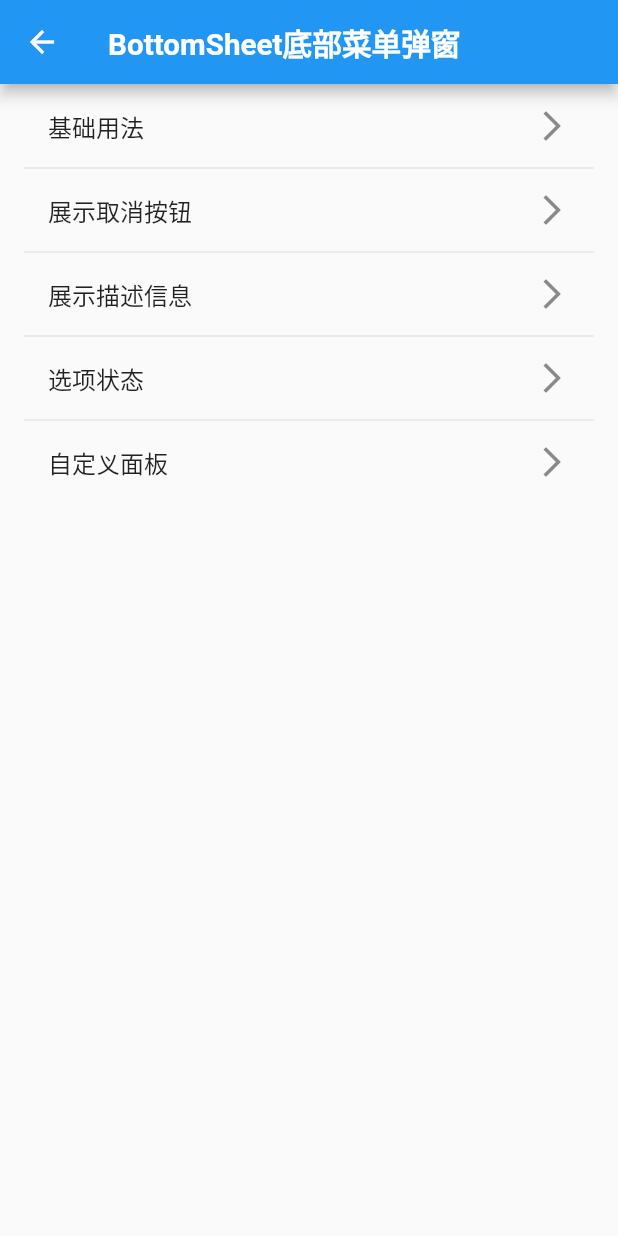
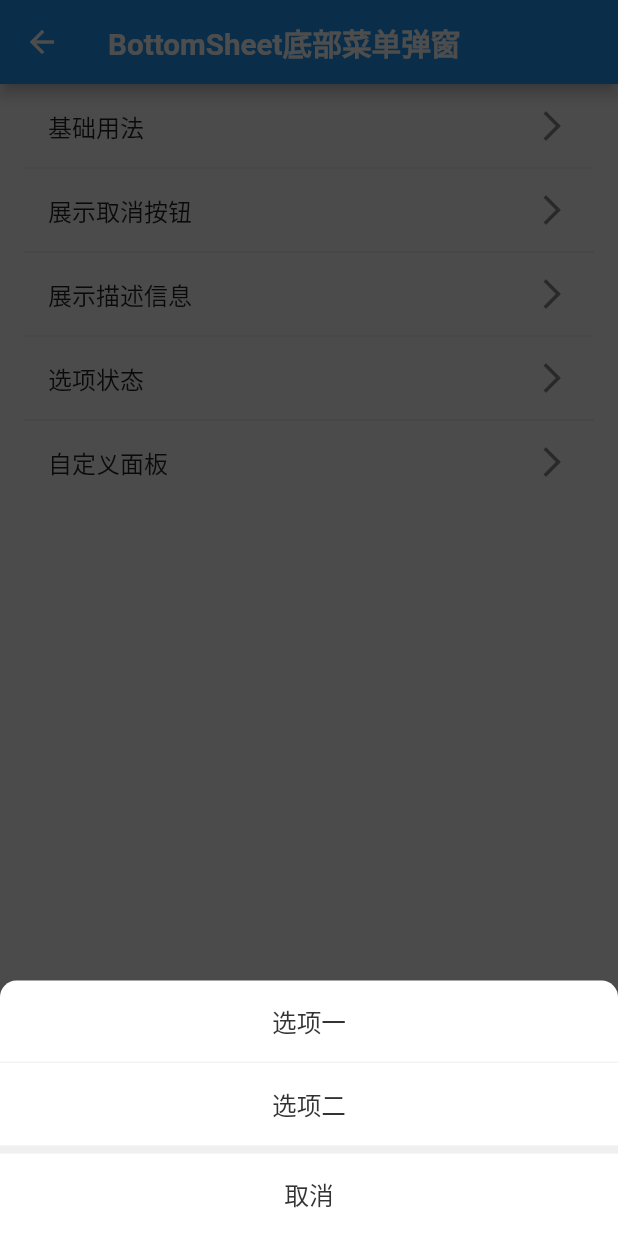
Before and after one commit to gaoyong06/gleam, a Flutter app: the BottomSheetPage screen opened directly, after a tap on "展示取消按钮", on a phone screen of 412 x 824 dp. Run offline on Flutter 3.47's test engine with Material 2 defaults, Android fonts, the phone set to English and light mode, and no system bars; drawn by our look-alikes of oktoast; our stand-ins replace extended_image, flutter_screenutil, string_validator; missing offline and left inert: flutter_custom_dialog, wechat_assets_picker, wechat_camera_picker; network calls fail.

Commit message:
增加：bottom sheet 示例程序

```diff
--- a/example/lib/pages/empty_page.dart
+++ b/example/lib/pages/empty_page.dart
@@ -8,6 +8,7 @@ import 'dart:io';
 
 import 'package:flutter/material.dart';
 import 'package:gleam/gleam.dart';
+import 'package:gleam/style/style.dart';
 import 'package:gleam_example/r.dart';
 
 class EmptyPage extends StatelessWidget {
@@ -17,7 +18,10 @@ class EmptyPage extends StatelessWidget {
   Widget build(BuildContext context) {
     return Scaffold(
       appBar: AppBar(
-        title: Text("Empty 空状态"),
+        title: Text(
+          "Empty 空状态",
+          style: Style.ts_FFFFFF_18_bold,
+        ),
       ),
       body: ListView(
         padding: EdgeInsets.symmetric(vertical: 0, horizontal: 16.0),
--- a/example/pubspec.yaml
+++ b/example/pubspec.yaml
@@ -24,6 +24,7 @@ dependencies:
   flutter:
     sdk: flutter
 
+  oktoast: ^2.3.2
   flutter_screenutil: ^3.2.0
   gleam:
     path: ../
--- a/lib/src/bottom_sheet.dart
+++ b/lib/src/bottom_sheet.dart
@@ -7,12 +7,48 @@
 import 'package:flutter/material.dart';
 import 'package:flutter_screenutil/flutter_screenutil.dart';
 import 'package:gleam/style/style.dart';
+import 'package:string_validator/string_validator.dart';
 
 ///底部上拉菜单
-showBottomSheet(BuildContext context, List<Widget> itemList) {
-  List<Widget> list = itemList;
-  list.add(Container(color: Color(0xffF0F0F0), height: 5.w));
-  list.add(BottomSheetAction('取消', hiddenLine: true));
+showGleamBottomSheet(
+  BuildContext context, {
+  List<Widget> actions,
+  Widget contentWidget,
+  dynamic description,
+  String cancelText,
+  GestureTapCallback onCancelTap,
+}) {
+  List<Widget> list = [];
+
+  //描述信息
+  if (description != null) {
+    list.add(description);
+    list.add(Container(
+      height: 1,
+      decoration: BoxDecoration(
+        color: Color(0x4dd8d8d8),
+        borderRadius: BorderRadius.all(Radius.circular(1)),
+      ),
+    ));
+  }
+
+  //选择项列表
+  if (actions is List && actions.length > 0) {
+    list.addAll(actions);
+  }
+
+  //取消
+  if (!isNull(cancelText)) {
+    list.add(Container(color: Color(0xffF0F0F0), height: 5.w));
+    list.add(
+        BottomSheetAction(cancelText, onTap: onCancelTap, hiddenDivider: true));
+  }
+
+  Widget bodyWidget = Column(
+    mainAxisSize: MainAxisSize.min,
+    mainAxisAlignment: MainAxisAlignment.spaceEvenly,
+    children: list,
+  );
 
   showModalBottomSheet(
     context: context,
@@ -25,11 +61,7 @@ showBottomSheet(BuildContext context, List<Widget> itemList) {
           borderRadius: BorderRadius.only(
               topLeft: Radius.circular(10.w), topRight: Radius.circular(10.w)),
         ),
-        child: Column(
-          mainAxisSize: MainAxisSize.min,
-          mainAxisAlignment: MainAxisAlignment.spaceEvenly,
-          children: list,
-        ),
+        child: contentWidget ?? bodyWidget,
       );
     },
   );
@@ -40,23 +72,23 @@ class BottomSheetAction extends StatelessWidget {
   final dynamic item;
   final double height;
   final GestureTapCallback onTap;
-  final bool hiddenLine;
+  final bool hiddenDivider;
 
   BottomSheetAction(this.item,
-      {this.onTap, this.height = 50, this.hiddenLine = false});
+      {this.onTap, this.height = 50, this.hiddenDivider = false});
 
   @override
   Widget build(BuildContext context) {
-    var title;
+    var action;
     if (item is String) {
-      title = Text(
+      action = Text(
         item,
         style: Style.ts_333333_15,
       );
     } else if (item is Widget) {
-      title = item;
+      action = item;
     } else {
-      title = Container();
+      action = Container();
     }
 
     return GestureDetector(
@@ -70,11 +102,11 @@ class BottomSheetAction extends StatelessWidget {
         child: Stack(
           alignment: Alignment.center,
           children: <Widget>[
-            title,
+            action,
             Align(
               alignment: Alignment.bottomCenter,
               child: Offstage(
-                offstage: hiddenLine,
+                offstage: hiddenDivider,
                 child: Container(
                   height: 1,
                   decoration: BoxDecoration(
--- a/pubspec.yaml
+++ b/pubspec.yaml
@@ -17,6 +17,7 @@ dependencies:
   wechat_assets_picker: ^4.2.1
   wechat_camera_picker: ^1.2.0
   flutter_custom_dialog: ^1.0.20
+  string_validator: ^0.1.4
 
 dev_dependencies:
   flutter_test:
```
Also changed, not shown: example/lib/main.dart (+15 -3 lines), example/pubspec.lock, pubspec.lock.
